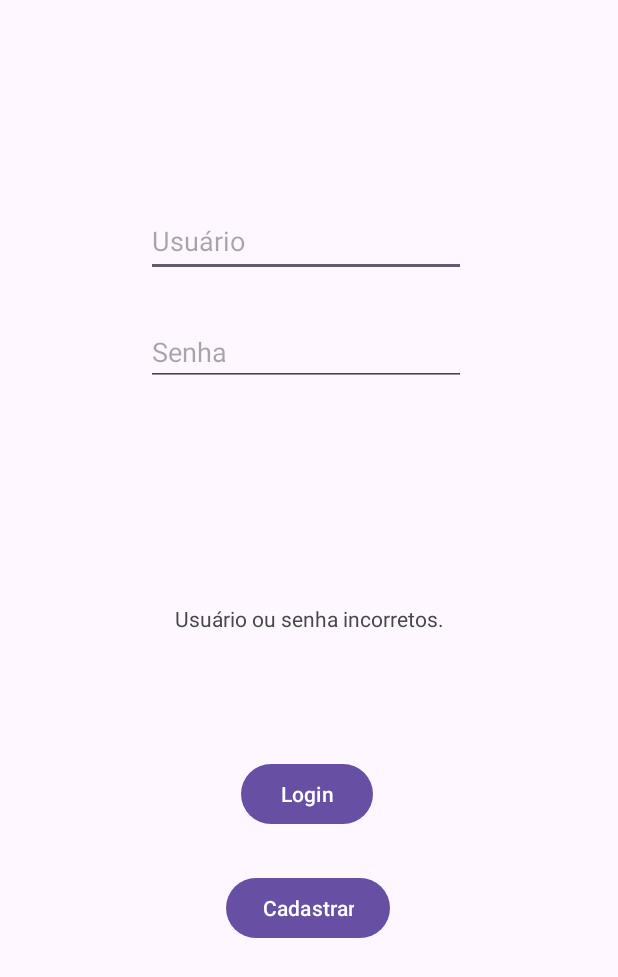
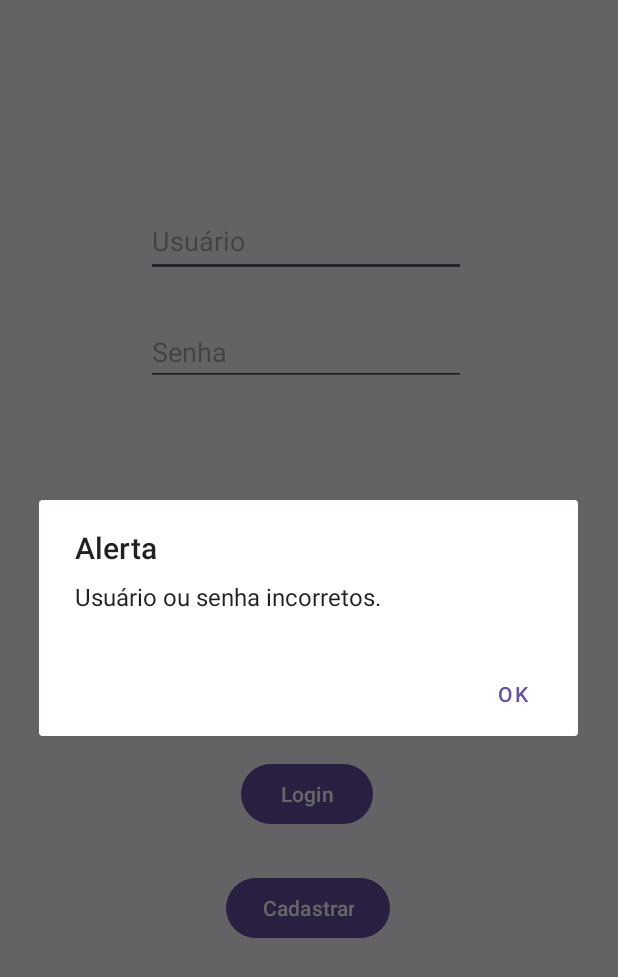
Before and after one commit to carlos-dru/primeiroAppDoJose, an Android app: the screen it shows after launch (MainActivity), after a tap on "Login", on a phone screen of 412 x 824 dp. Shown: the top 977 px of the screen. Run offline under Robolectric (Android 15) with nearby library versions, the phone set to English and light mode, and no system bars; our stand-ins replace Firebase (no records; nobody signed in at launch, a user with empty details on screens opened directly).

Commit message:
Exibição de alerta

```diff
--- a/app/src/main/java/com/jose/meuprimeiroapp/MainActivity.kt
+++ b/app/src/main/java/com/jose/meuprimeiroapp/MainActivity.kt
@@ -1,5 +1,7 @@
 package com.jose.meuprimeiroapp
 
+import android.app.AlertDialog
+import android.content.Context
 import android.annotation.SuppressLint
 import android.content.Intent
 import androidx.appcompat.app.AppCompatActivity
@@ -25,12 +27,10 @@ class MainActivity : AppCompatActivity() {
         var botaoCadastrar = findViewById<Button>(R.id.botaoCadastrar)
         var usuario = findViewById<EditText>(usuario)
         var senha = findViewById<EditText>(senha)
-        var mensagemLogin = findViewById<TextView>(mensagemLogin)
         var auth = Firebase.auth!!
         botaoLogin.setOnClickListener {
             if (usuario.text.toString().isNullOrEmpty() || senha.text.toString().isNullOrEmpty()){
-                mensagemLogin.isVisible = true
-                mensagemLogin.text = "Usuário ou senha incorretos."
+                exibirAlertaErroLogin(this, "Usuário ou senha incorretos.")
             }else {
                 auth.signInWithEmailAndPassword(usuario.text.toString(), senha.text.toString())
                     .addOnSuccessListener {
@@ -39,26 +39,36 @@ class MainActivity : AppCompatActivity() {
                         startActivity(home)
                     }
                     .addOnFailureListener {
-                        mensagemLogin.isVisible = true
-                        mensagemLogin.text = "Usuário ou senha incorretos."
+                        exibirAlertaErroLogin(this, "Usuário ou senha incorretos.")
                     }
             }
         }
         botaoCadastrar.setOnClickListener {
             if (usuario.text.toString().isNullOrEmpty() || senha.text.toString().isNullOrEmpty()){
-                mensagemLogin.isVisible = true
-                mensagemLogin.text = "Por favor, preencha seu e-mail e senha."
+                exibirAlertaErroLogin(this, "Por favor, preencha seu e-mail e senha.")
             }else {
                 auth.createUserWithEmailAndPassword(usuario.text.toString(), senha.text.toString())
                     .addOnSuccessListener {
-                        mensagemLogin.isVisible = true
-                        mensagemLogin.text = "Usuário cadastrado com sucesso!"
+                        exibirAlertaErroLogin(this, "Usuário cadastrado com sucesso!")
                     }
                     .addOnFailureListener{
-                        mensagemLogin.isVisible = true
-                        mensagemLogin.text = "Ocorreu um erro ao cadastrar o usuário."
+                        exibirAlertaErroLogin(this, "Ocorreu um erro ao cadastrar o usuário.")
                     }
             }
         }
     }
+
+    fun exibirAlertaErroLogin(context: Context, texto: String) {
+        val alertDialog = AlertDialog.Builder(context)
+            .setTitle("Alerta")
+            .setMessage(texto)
+            .setPositiveButton("OK") { dialog, _ ->
+                // Ação a ser executada ao pressionar o botão "OK"
+                dialog.dismiss()
+            }
+            .create()
+
+        alertDialog.show()
+    }
+
 }
```
